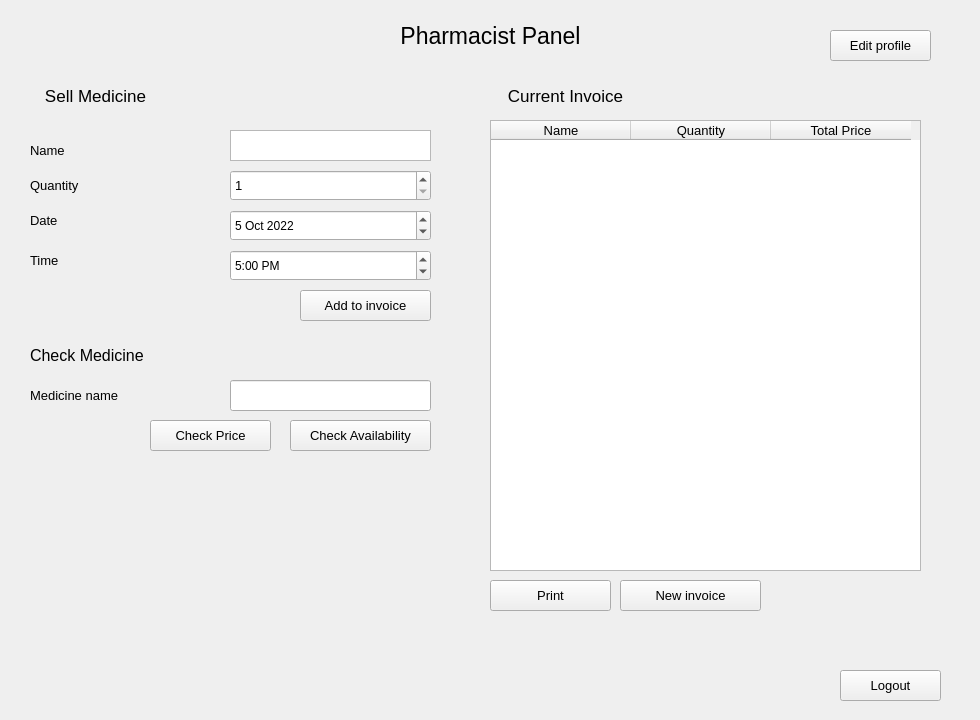
First picture: the form in pharmacist_window/pharmacist_window.ui, repository osamamuhammad3623/pharmacy_management_system, before the edit.
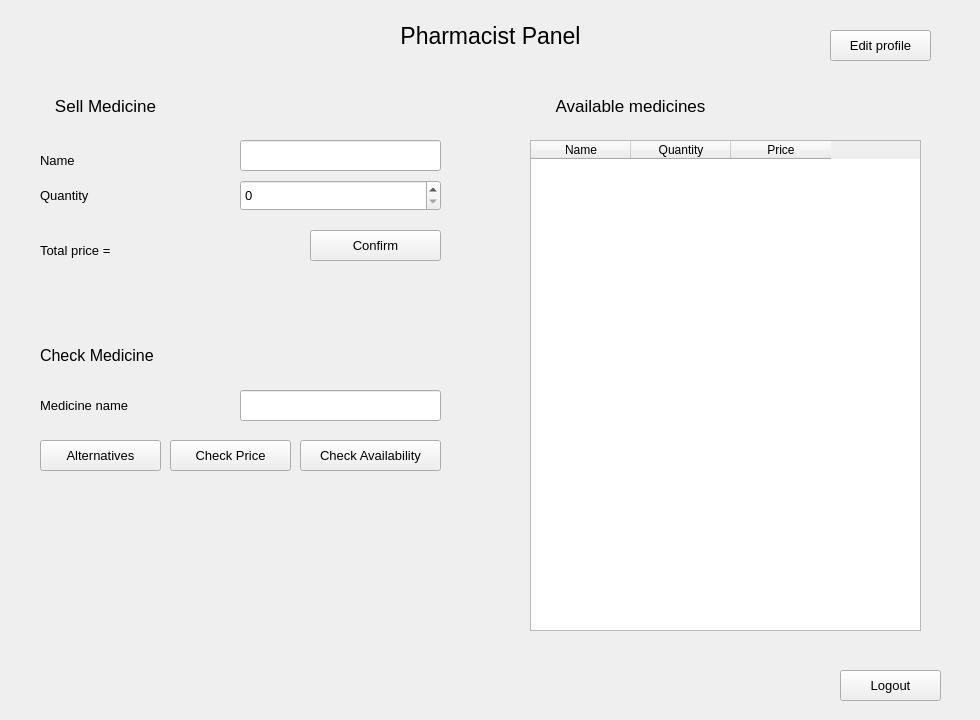
Second picture: the form after the edit.

Patch:
```diff
--- a/pharmacist_window/pharmacist_window.ui
+++ b/pharmacist_window/pharmacist_window.ui
@@ -16,8 +16,8 @@
   <widget class="QLabel" name="label_11">
    <property name="geometry">
     <rect>
-     <x>30</x>
-     <y>380</y>
+     <x>40</x>
+     <y>390</y>
      <width>111</width>
      <height>31</height>
     </rect>
@@ -34,8 +34,8 @@
   <widget class="QLabel" name="label_13">
    <property name="geometry">
     <rect>
-     <x>20</x>
-     <y>70</y>
+     <x>30</x>
+     <y>80</y>
      <width>151</width>
      <height>51</height>
     </rect>
@@ -52,113 +52,11 @@
     <set>Qt::AlignCenter</set>
    </property>
   </widget>
-  <widget class="QLabel" name="label_15">
-   <property name="geometry">
-    <rect>
-     <x>490</x>
-     <y>70</y>
-     <width>151</width>
-     <height>51</height>
-    </rect>
-   </property>
-   <property name="font">
-    <font>
-     <pointsize>13</pointsize>
-    </font>
-   </property>
-   <property name="text">
-    <string>Current Invoice</string>
-   </property>
-   <property name="alignment">
-    <set>Qt::AlignCenter</set>
-   </property>
-  </widget>
-  <widget class="QTableWidget" name="total_table">
-   <property name="geometry">
-    <rect>
-     <x>490</x>
-     <y>120</y>
-     <width>431</width>
-     <height>451</height>
-    </rect>
-   </property>
-   <property name="font">
-    <font>
-     <pointsize>10</pointsize>
-    </font>
-   </property>
-   <property name="selectionMode">
-    <enum>QAbstractItemView::SingleSelection</enum>
-   </property>
-   <property name="selectionBehavior">
-    <enum>QAbstractItemView::SelectRows</enum>
-   </property>
-   <attribute name="horizontalHeaderMinimumSectionSize">
-    <number>60</number>
-   </attribute>
-   <attribute name="horizontalHeaderDefaultSectionSize">
-    <number>140</number>
-   </attribute>
-   <column>
-    <property name="text">
-     <string>Name</string>
-    </property>
-   </column>
-   <column>
-    <property name="text">
-     <string>Quantity</string>
-    </property>
-   </column>
-   <column>
-    <property name="text">
-     <string>Total Price</string>
-    </property>
-   </column>
-  </widget>
-  <widget class="QLabel" name="label_19">
-   <property name="enabled">
-    <bool>true</bool>
-   </property>
-   <property name="geometry">
-    <rect>
-     <x>30</x>
-     <y>240</y>
-     <width>101</width>
-     <height>41</height>
-    </rect>
-   </property>
-   <property name="font">
-    <font>
-     <pointsize>10</pointsize>
-    </font>
-   </property>
-   <property name="text">
-    <string>Time</string>
-   </property>
-  </widget>
-  <widget class="QPushButton" name="clear_invoice">
-   <property name="geometry">
-    <rect>
-     <x>620</x>
-     <y>580</y>
-     <width>141</width>
-     <height>31</height>
-    </rect>
-   </property>
-   <property name="font">
-    <font>
-     <pointsize>10</pointsize>
-    </font>
-   </property>
-   <property name="text">
-    <string>New invoice</string>
-   </property>
-  </widget>
   <widget class="QPushButton" name="check_price">
    <property name="geometry">
     <rect>
-     <x>150</x>
-     <y>420</y>
+     <x>170</x>
+     <y>440</y>
      <width>121</width>
      <height>31</height>
     </rect>
@@ -190,26 +88,6 @@
     <string>Logout</string>
    </property>
   </widget>
-  <widget class="QTimeEdit" name="md_time">
-   <property name="geometry">
-    <rect>
-     <x>230</x>
-     <y>250</y>
-     <width>201</width>
-     <height>31</height>
-    </rect>
-   </property>
-   <property name="displayFormat">
-    <string>h:mm AP</string>
-   </property>
-   <property name="time">
-    <time>
-     <hour>17</hour>
-     <minute>0</minute>
-     <second>0</second>
-    </time>
-   </property>
-  </widget>
   <widget class="QPushButton" name="edit">
    <property name="geometry">
     <rect>
@@ -231,8 +109,8 @@
   <widget class="QLabel" name="label_16">
    <property name="geometry">
     <rect>
-     <x>30</x>
-     <y>160</y>
+     <x>40</x>
+     <y>170</y>
      <width>101</width>
      <height>51</height>
     </rect>
@@ -246,26 +124,6 @@
     <string>Quantity</string>
    </property>
   </widget>
-  <widget class="QDateEdit" name="md_date">
-   <property name="enabled">
-    <bool>true</bool>
-   </property>
-   <property name="geometry">
-    <rect>
-     <x>230</x>
-     <y>210</y>
-     <width>201</width>
-     <height>31</height>
-    </rect>
-   </property>
-   <property name="date">
-    <date>
-     <year>2022</year>
-     <month>10</month>
-     <day>5</day>
-    </date>
-   </property>
-  </widget>
   <widget class="QLabel" name="label_6">
    <property name="geometry">
     <rect>
@@ -287,50 +145,11 @@
     <set>Qt::AlignCenter</set>
    </property>
   </widget>
-  <widget class="QPushButton" name="print_invoice">
-   <property name="geometry">
-    <rect>
-     <x>490</x>
-     <y>580</y>
-     <width>121</width>
-     <height>31</height>
-    </rect>
-   </property>
-   <property name="font">
-    <font>
-     <pointsize>10</pointsize>
-    </font>
-   </property>
-   <property name="text">
-    <string>Print</string>
-   </property>
-  </widget>
-  <widget class="QLabel" name="label_18">
-   <property name="enabled">
-    <bool>true</bool>
-   </property>
-   <property name="geometry">
-    <rect>
-     <x>30</x>
-     <y>200</y>
-     <width>101</width>
-     <height>41</height>
-    </rect>
-   </property>
-   <property name="font">
-    <font>
-     <pointsize>10</pointsize>
-    </font>
-   </property>
-   <property name="text">
-    <string>Date</string>
-   </property>
-  </widget>
   <widget class="QLabel" name="label_17">
    <property name="geometry">
     <rect>
-     <x>30</x>
-     <y>130</y>
+     <x>40</x>
+     <y>140</y>
      <width>101</width>
      <height>41</height>
     </rect>
@@ -347,7 +166,7 @@
   <widget class="QLabel" name="label_12">
    <property name="geometry">
     <rect>
-     <x>30</x>
+     <x>40</x>
      <y>340</y>
      <width>151</width>
      <height>31</height>
@@ -365,8 +184,8 @@
   <widget class="QPushButton" name="add_medicine">
    <property name="geometry">
     <rect>
-     <x>300</x>
-     <y>290</y>
+     <x>310</x>
+     <y>230</y>
      <width>131</width>
      <height>31</height>
     </rect>
@@ -377,14 +196,14 @@
     </font>
    </property>
    <property name="text">
-    <string>Add to invoice</string>
+    <string>Confirm</string>
    </property>
   </widget>
   <widget class="QPushButton" name="check_availability">
    <property name="geometry">
     <rect>
-     <x>290</x>
-     <y>420</y>
+     <x>300</x>
+     <y>440</y>
      <width>141</width>
      <height>31</height>
     </rect>
@@ -398,36 +217,11 @@
     <string>Check Availability</string>
    </property>
   </widget>
-  <widget class="QTextEdit" name="md_name">
-   <property name="geometry">
-    <rect>
-     <x>230</x>
-     <y>130</y>
-     <width>201</width>
-     <height>31</height>
-    </rect>
-   </property>
-   <property name="font">
-    <font>
-     <pointsize>10</pointsize>
-    </font>
-   </property>
-  </widget>
-  <widget class="QLineEdit" name="med_check_name">
-   <property name="geometry">
-    <rect>
-     <x>230</x>
-     <y>380</y>
-     <width>201</width>
-     <height>31</height>
-    </rect>
-   </property>
-  </widget>
   <widget class="QSpinBox" name="md_quantity">
    <property name="geometry">
     <rect>
-     <x>230</x>
-     <y>170</y>
+     <x>240</x>
+     <y>180</y>
      <width>201</width>
      <height>31</height>
     </rect>
@@ -438,10 +232,170 @@
     </font>
    </property>
    <property name="minimum">
-    <number>1</number>
+    <number>0</number>
    </property>
    <property name="maximum">
     <number>200</number>
+   </property>
+   <property name="value">
+    <number>0</number>
+   </property>
+  </widget>
+  <widget class="QLabel" name="msg">
+   <property name="geometry">
+    <rect>
+     <x>80</x>
+     <y>260</y>
+     <width>411</width>
+     <height>71</height>
+    </rect>
+   </property>
+   <property name="font">
+    <font>
+     <pointsize>10</pointsize>
+    </font>
+   </property>
+   <property name="text">
+    <string/>
+   </property>
+  </widget>
+  <widget class="QLineEdit" name="md_name">
+   <property name="geometry">
+    <rect>
+     <x>240</x>
+     <y>140</y>
+     <width>201</width>
+     <height>31</height>
+    </rect>
+   </property>
+   <property name="font">
+    <font>
+     <pointsize>10</pointsize>
+    </font>
+   </property>
+  </widget>
+  <widget class="QLineEdit" name="med_check_name">
+   <property name="geometry">
+    <rect>
+     <x>240</x>
+     <y>390</y>
+     <width>201</width>
+     <height>31</height>
+    </rect>
+   </property>
+   <property name="font">
+    <font>
+     <pointsize>10</pointsize>
+    </font>
+   </property>
+  </widget>
+  <widget class="QLabel" name="label_15">
+   <property name="geometry">
+    <rect>
+     <x>530</x>
+     <y>80</y>
+     <width>201</width>
+     <height>51</height>
+    </rect>
+   </property>
+   <property name="font">
+    <font>
+     <pointsize>13</pointsize>
+    </font>
+   </property>
+   <property name="text">
+    <string>Available medicines</string>
+   </property>
+   <property name="alignment">
+    <set>Qt::AlignCenter</set>
+   </property>
+  </widget>
+  <widget class="QTableWidget" name="med_table">
+   <property name="geometry">
+    <rect>
+     <x>530</x>
+     <y>140</y>
+     <width>391</width>
+     <height>491</height>
+    </rect>
+   </property>
+   <property name="selectionMode">
+    <enum>QAbstractItemView::SingleSelection</enum>
+   </property>
+   <property name="selectionBehavior">
+    <enum>QAbstractItemView::SelectRows</enum>
+   </property>
+   <column>
+    <property name="text">
+     <string>Name</string>
+    </property>
+   </column>
+   <column>
+    <property name="text">
+     <string>Quantity</string>
+    </property>
+   </column>
+   <column>
+    <property name="text">
+     <string>Price</string>
+    </property>
+   </column>
+  </widget>
+  <widget class="QLabel" name="current_price">
+   <property name="geometry">
+    <rect>
+     <x>40</x>
+     <y>240</y>
+     <width>201</width>
+     <height>21</height>
+    </rect>
+   </property>
+   <property name="font">
+    <font>
+     <pointsize>10</pointsize>
+    </font>
+   </property>
+   <property name="text">
+    <string>Total price = </string>
+   </property>
+  </widget>
+  <widget class="QPushButton" name="alternatives_btn">
+   <property name="geometry">
+    <rect>
+     <x>40</x>
+     <y>440</y>
+     <width>121</width>
+     <height>31</height>
+    </rect>
+   </property>
+   <property name="font">
+    <font>
+     <pointsize>10</pointsize>
+    </font>
+   </property>
+   <property name="text">
+    <string>Alternatives</string>
+   </property>
+  </widget>
+  <widget class="QLabel" name="alternatives_label">
+   <property name="geometry">
+    <rect>
+     <x>40</x>
+     <y>500</y>
+     <width>411</width>
+     <height>211</height>
+    </rect>
+   </property>
+   <property name="font">
+    <font>
+     <pointsize>10</pointsize>
+    </font>
+   </property>
+   <property name="text">
+    <string/>
+   </property>
+   <property name="alignment">
+    <set>Qt::AlignLeading|Qt::AlignLeft|Qt::AlignTop</set>
    </property>
   </widget>
  </widget>
```
